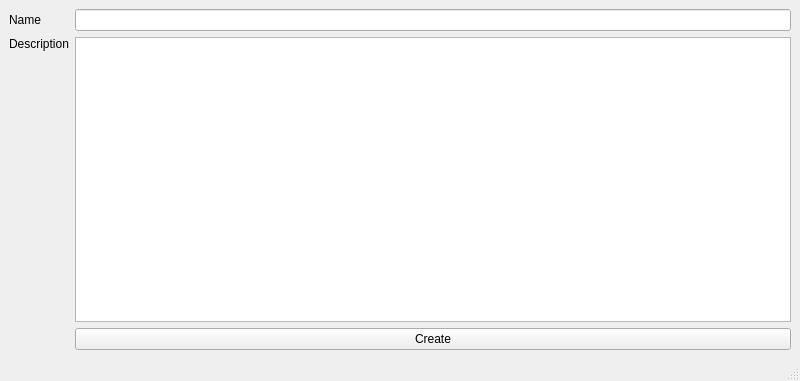
Qt form src/jukeboxcore/gui/widgets/guerilla/shotcreator.ui (JukeboxPipeline/jukebox-core) before a commit.
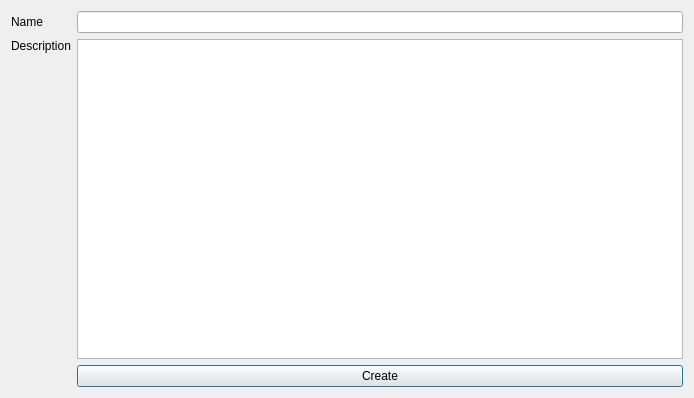
The same form after that commit.

Commit message: Chang the guerilla secondary windows to dialogs and implement create project

What changed in the file:
```diff
--- a/src/jukeboxcore/gui/widgets/guerilla/shotcreator.ui
+++ b/src/jukeboxcore/gui/widgets/guerilla/shotcreator.ui
@@ -1,27 +1,19 @@
 <?xml version="1.0" encoding="UTF-8"?>
 <ui version="4.0">
- <class>shotcreator_mwin</class>
- <widget class="QMainWindow" name="shotcreator_mwin">
+ <class>shotcreator_dialog</class>
+ <widget class="QDialog" name="shotcreator_dialog">
   <property name="geometry">
    <rect>
     <x>0</x>
     <y>0</y>
-    <width>800</width>
-    <height>381</height>
+    <width>694</width>
+    <height>398</height>
    </rect>
   </property>
   <property name="windowTitle">
    <string>Create Shot</string>
   </property>
-  <widget class="QWidget" name="central_widget">
-   <layout class="QGridLayout" name="central_grid">
-    <item row="2" column="1">
-     <widget class="QPushButton" name="create_pb">
-      <property name="text">
-       <string>Create</string>
-      </property>
-     </widget>
-    </item>
+  <layout class="QGridLayout" name="gridLayout">
     <item row="0" column="0">
      <widget class="QLabel" name="name_lb">
       <property name="text">
@@ -32,9 +24,6 @@
     <item row="0" column="1">
      <widget class="QLineEdit" name="name_le"/>
     </item>
-    <item row="1" column="1">
-     <widget class="QPlainTextEdit" name="desc_pte"/>
-    </item>
     <item row="1" column="0">
      <widget class="QLabel" name="desc_lb">
       <property name="text">
@@ -45,10 +34,18 @@
       </property>
      </widget>
     </item>
-   </layout>
-  </widget>
-  <widget class="QStatusBar" name="statusbar"/>
- </widget>
+   <item row="1" column="1">
+    <widget class="QPlainTextEdit" name="desc_pte"/>
+   </item>
+   <item row="2" column="1">
+    <widget class="QPushButton" name="create_pb">
+     <property name="text">
+      <string>Create</string>
+     </property>
+    </widget>
+   </item>
+  </layout>
+ </widget>
  <resources/>
  <connections>
   <connection>
```
Left out of the diff: 19 changed lines with no effect on the pictures. Lines whose indentation alone changed are shown as unchanged. The commit also changes 26 other files.
